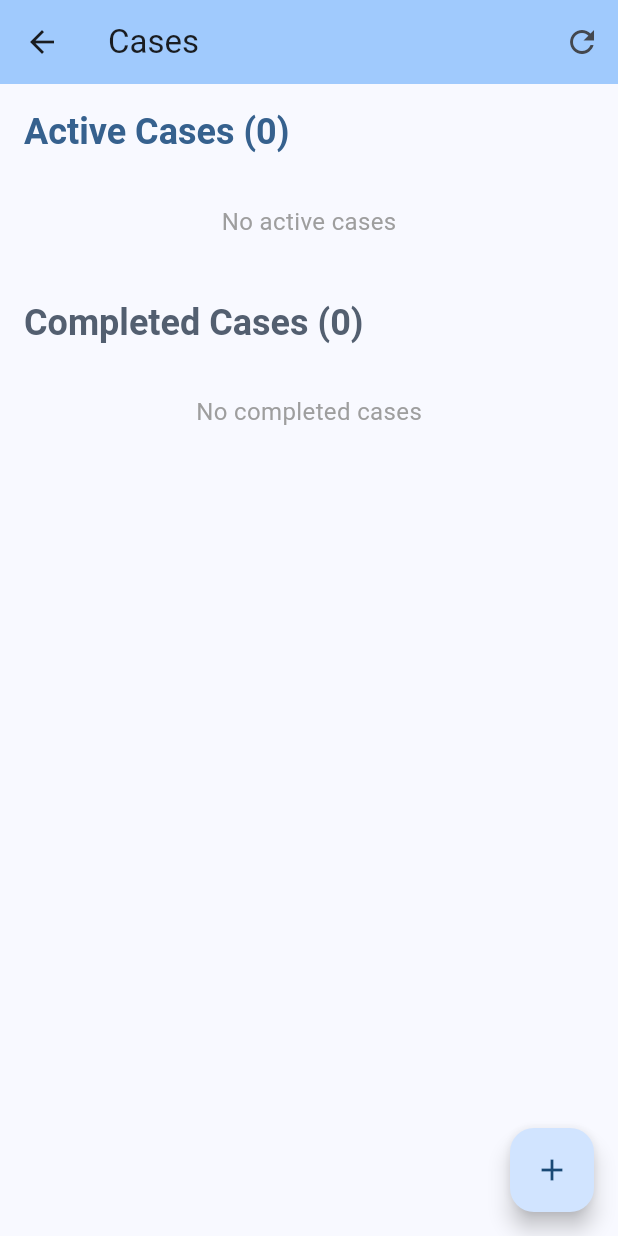
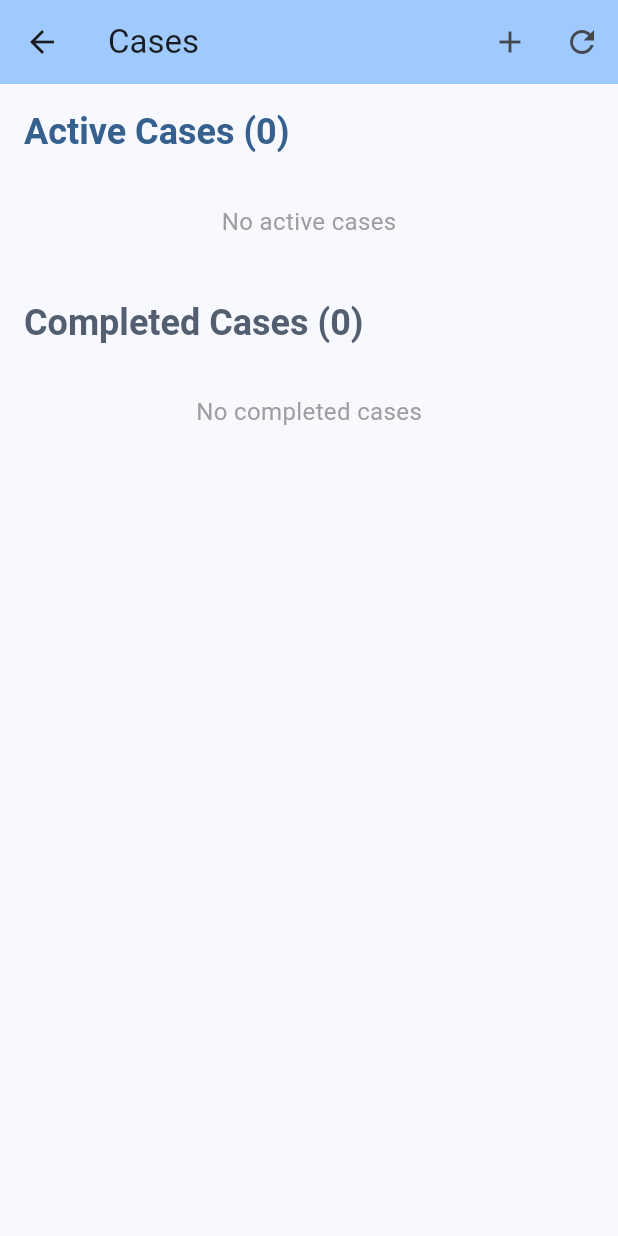
Before and after one commit to 528224/ktnsolutions, a Flutter app: the CasesListScreen screen opened directly, on a phone screen of 412 x 824 dp. Run offline on Flutter 3.47's test engine with Material 3 defaults, Android fonts, the phone set to English and light mode, and no system bars; our stand-ins replace cloud_firestore, firebase_auth, firebase_core, firebase_storage, get, image_picker and 1 more; accounts and stored records are empty.

```diff
--- a/lib/screens/case_management/cases_list_screen.dart
+++ b/lib/screens/case_management/cases_list_screen.dart
@@ -97,17 +97,17 @@ class _CasesListScreenState extends State<CasesListScreen> {
         backgroundColor: Theme.of(context).colorScheme.inversePrimary,
         actions: [
           IconButton(
+            icon: const Icon(Icons.add),
+            onPressed: _navigateToAddCase,
+            tooltip: 'Add New Case',
+          ),
+          IconButton(
             icon: const Icon(Icons.refresh),
             onPressed: _loadCases,
           ),
         ],
       ),
       body: _buildBody(),
-      floatingActionButton: FloatingActionButton(
-        onPressed: _navigateToAddCase,
-        tooltip: 'Add New Case',
-        child: const Icon(Icons.add),
-      ),
     );
   }
 
```
Also changed, not shown: lib/screens/recognitions/recognitions_screen.dart (+27 -12 lines).
